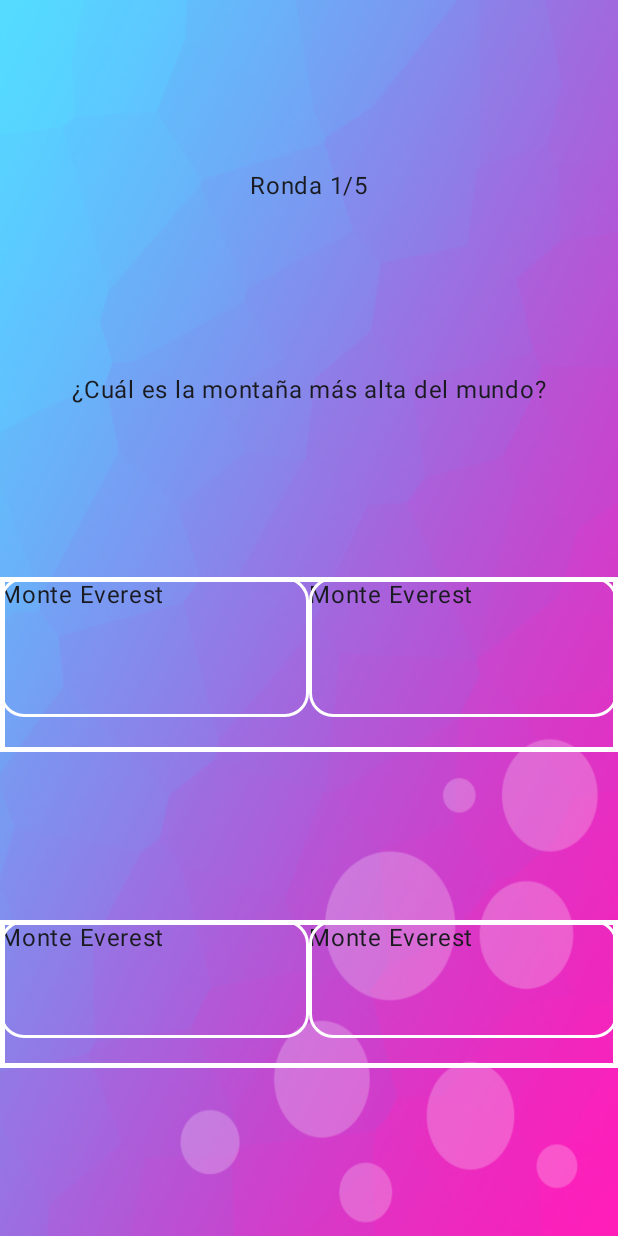
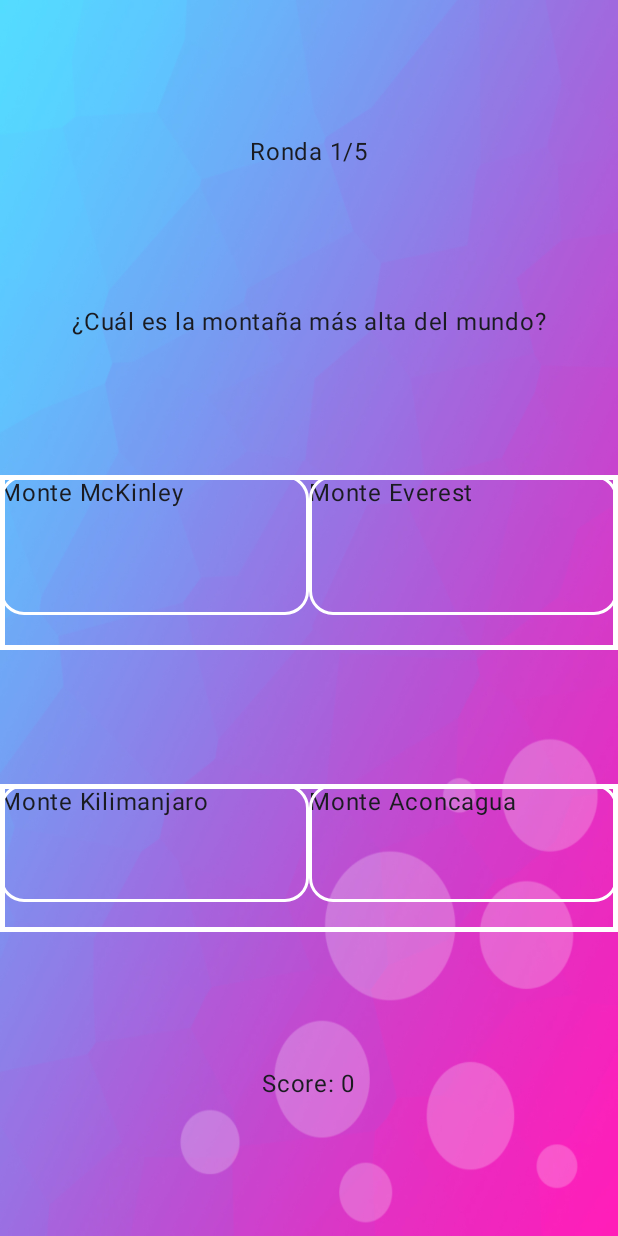
Before and after one commit to OmarIdrisT/TrivialApp, an Android app built with Jetpack Compose: the screen it shows after launch (MainActivity), after a tap on "PLAY", on a phone screen of 412 x 824 dp. Run offline under Robolectric (Android 15) with nearby library versions, the phone set to English and light mode, and no system bars.

```diff
--- a/app/src/main/java/com/example/trivialapp/model/PreguntasYRespuestas.kt
+++ b/app/src/main/java/com/example/trivialapp/model/PreguntasYRespuestas.kt
@@ -2,7 +2,7 @@ package com.example.trivialapp.model
 
 class PreguntasYRespuestas {
 
-    data class quiz (val question: String, val answer1: String, val answer2: String, val answer3: String, val answer4: String, val correctAnswer: String)
+    data class quiz (val question: String, val answers: MutableList<String>, val correctAnswer: String)
 
 
 
--- a/app/src/main/java/com/example/trivialapp/view/GameScreen.kt
+++ b/app/src/main/java/com/example/trivialapp/view/GameScreen.kt
@@ -29,15 +29,21 @@ import com.example.trivialapp.R
 import com.example.trivialapp.model.PreguntasYRespuestas
 import com.example.trivialapp.navigation.Routes
 import com.example.trivialapp.viewmodel.MyViewModel
+import kotlinx.coroutines.CoroutineScope
+import kotlinx.coroutines.Dispatchers
+import kotlinx.coroutines.delay
+import kotlinx.coroutines.launch
 
 
 @Composable
 fun GameScreen(navController: NavController, myViewModel: MyViewModel) {
-    var trivial : PreguntasYRespuestas.quiz
+    var trivial: MutableList<PreguntasYRespuestas.quiz>
+    var score by remember { mutableStateOf(0) }
+
     when(myViewModel.dificultatEscollida) {
-        "FACIL" -> trivial = questionariEasy.random()
-        "NORMAL" -> trivial = questionariEasy.random()
-        else -> trivial = questionariEasy.random()
+        "FACIL" -> trivial = questionariEasy
+        "NORMAL" -> trivial = questionariEasy
+        else -> trivial = questionariEasy
     }
     var numeroRonda by remember { mutableStateOf(1) }
     var missatgeRondes = "Ronda $numeroRonda/${myViewModel.quantitatRondes}"
@@ -52,9 +58,10 @@ fun GameScreen(navController: NavController, myViewModel: MyViewModel) {
         verticalArrangement = Arrangement.SpaceEvenly,
         horizontalAlignment = Alignment.CenterHorizontally
     ) {
+        val seleccioQuiz = trivial.random()
+        val preguntaQuiz = seleccioQuiz.question
         Text(text = missatgeRondes)
-        Text(text = trivial.question)
-        var numeroRespostes = 1
+        Text(text = preguntaQuiz)
         repeat(2) {
             Row(
                 modifier = Modifier
@@ -63,190 +70,226 @@ fun GameScreen(navController: NavController, myViewModel: MyViewModel) {
                     .fillMaxHeight(0.15f),
                 horizontalArrangement = Arrangement.SpaceAround
             ) {
+
                 repeat(2) {
+                    val respuesta = seleccioQuiz.answers.random()
+                    var colorResposta = Color.Transparent
                     Box(
                         modifier = Modifier
-                                .background(Color.Transparent)
+                            .background(colorResposta)
                             .border(2.dp, Color.White, shape = RoundedCornerShape(16.dp))
                             .fillMaxHeight(0.8f)
                             .fillMaxWidth(0.4f)
                             .weight(0.3f)
                             .clickable {
+                                if (numeroRonda < myViewModel.quantitatRondes) {
+                                    if (respuesta == seleccioQuiz.correctAnswer) {
+                                        colorResposta = Color.Green
+                                        score++
+
+                                    }
+                                    else {
+                                        colorResposta = Color.Red
+                                    }
                                     numeroRonda++
+                                }
+                                else {
+                                    navController.navigate(Routes.ResultScreen.route)
+                                }
                             }
 
                     ) {
-                            Text(trivial.answer1)
+                        Text(respuesta)
+                        seleccioQuiz.answers.remove(respuesta)
                     }
                 }
             }
         }
-    }
-    if (numeroRonda == myViewModel.quantitatRondes + 1) {
-            missatgeRondes = "Ronda ${myViewModel.quantitatRondes}/${myViewModel.quantitatRondes}"
-            navController.navigate(Routes.ResultScreen.route)
+        trivial.remove(seleccioQuiz)
+        Text("Score: $score")
     }
 }
 
 
-val questionariEasy = arrayOf(
+val questionariEasy = mutableListOf(
     PreguntasYRespuestas.quiz(
         "¿Cuál fue el detonante de la Primera Guerra Mundial?",
+        mutableListOf(
             "El asesinato del archiduque Francisco Fernando de Habsburgo.",
             "La firma del Tratado de Versalles.",
             "El hundimiento del Titanic.",
-        "La Revolución Rusa.",
+            "La Revolución Rusa."),
         "El asesinato del archiduque Francisco Fernando de Habsburgo."
     ),
     PreguntasYRespuestas.quiz(
         "¿Quién fue el primer presidente de Estados Unidos?",
+        mutableListOf(
             "George Washington.",
             "Abraham Lincoln.",
             "Thomas Jefferson.",
-        "Benjamin Franklin.",
+            "Benjamin Franklin."),
         "George Washington."
     ),
     PreguntasYRespuestas.quiz(
         "¿En qué año se disolvió la Unión Soviética?",
+        mutableListOf(
             "1989.",
             "1991.",
             "1993.",
-        "1995.",
+            "1995."),
         "1991."
     ),
     PreguntasYRespuestas.quiz(
         "¿Cuál es el idioma más hablado en Suiza?",
+        mutableListOf(
             "Alemán.",
             "Francés.",
             "Italiano.",
-        "Rumano.",
+            "Rumano."),
         "Alemán."
     ),
     PreguntasYRespuestas.quiz(
         "¿En qué disciplina deportiva juega Leo Messi?",
-        "Fútbol.",
+        mutableListOf("Fútbol.",
             "Tenis.",
             "Baloncesto.",
-        "Golf.",
+            "Golf."),
         "Fútbol."
     ),
     PreguntasYRespuestas.quiz(
         "¿Dónde se encuentra la Torre de Pisa?",
+        mutableListOf(
             "Roma, Italia.",
             "Florencia, Italia.",
             "Venecia, Italia.",
-        "Pisa, Italia.",
+            "Pisa, Italia."),
         "Pisa, Italia."
     ),
     PreguntasYRespuestas.quiz(
         "¿Cuál es el océano más grande del mundo?",
+        mutableListOf(
             "Océano Atlántico.",
             "Océano Índico.",
             "Océano Pacífico.",
-        "Océano Ártico.",
+            "Océano Ártico."),
+
         "Océano Pacífico."
     ),
     PreguntasYRespuestas.quiz(
         "¿Cuál es la capital de Indonesia?",
+        mutableListOf(
             "Yakarta.",
             "Bangkok.",
             "Kuala Lumpur.",
-        "Manila.",
+            "Manila."),
         "Yakarta."
     ),
     PreguntasYRespuestas.quiz(
         "¿Quiénes son los protagonistas de la película 'Pretty Woman'?",
+        mutableListOf(
             "Julia Roberts y Richard Gere.",
             "Sandra Bullock y Tom Hanks.",
             "Jennifer Aniston y Brad Pitt.",
-        "Angelina Jolie y Johnny Depp.",
+            "Angelina Jolie y Johnny Depp."),
         "Julia Roberts y Richard Gere."
     ),
     PreguntasYRespuestas.quiz(
         "¿Cuál es el río más largo de Europa Occidental?",
+        mutableListOf(
             "Río Támesis.",
             "Río Rin.",
             "Río Sena.",
-        "Río Danubio.",
+            "Río Danubio."),
         "Río Rin."
     ),
     PreguntasYRespuestas.quiz(
         "¿Cuál es la capital de Francia?",
+        mutableListOf(
             "París",
             "Londres",
             "Madrid",
-        "Berlín",
+            "Berlín"),
         "París"
     ),
     PreguntasYRespuestas.quiz(
         "¿En qué año comenzó la Segunda Guerra Mundial?",
+        mutableListOf(
             "1914",
             "1939",
             "1945",
-        "1941",
+            "1941"),
         "1939"
     ),
     PreguntasYRespuestas.quiz(
         "¿Quién escribió la obra de Romeo y Julieta?",
+        mutableListOf(
             "William Shakespeare",
             "Miguel de Cervantes",
             "Charles Dickens",
-        "Jane Austen",
+            "Jane Austen"),
         "William Shakespeare"
     ),
     PreguntasYRespuestas.quiz(
         "¿Cuál es el océano más grande del mundo?",
+        mutableListOf(
             "Océano Atlántico",
             "Océano Índico",
-        "Océano Pacífico", "Océano Ártico",
+            "Océano Pacífico",
+            "Océano Ártico"),
         "Océano Pacífico"
     ),
     PreguntasYRespuestas.quiz(
         "¿Cuál es el país más grande del mundo por área?",
+        mutableListOf(
             "Rusia",
             "Canadá",
             "Estados Unidos",
-        "China",
+            "China"),
         "Rusia"
     ),
     PreguntasYRespuestas.quiz(
         "¿Cuál es el animal terrestre más grande?",
+        mutableListOf(
             "Elefante africano",
             "Jirafa",
             "Rinoceronte blanco",
-        "Hipopótamo",
+            "Hipopótamo"),
         "Elefante africano"
     ),
     PreguntasYRespuestas.quiz(
         "¿Cuál es la montaña más alta del mundo?",
+        mutableListOf(
             "Monte Everest",
             "Monte Kilimanjaro",
             "Monte McKinley",
-        "Monte Aconcagua",
+            "Monte Aconcagua"),
         "Monte Everest"
     ),
     PreguntasYRespuestas.quiz(
         "¿Cuál es el idioma más hablado en el mundo?",
+        mutableListOf(
             "Inglés",
             "Chino mandarín",
             "Español",
-        "Hindi",
+            "Hindi"),
         "Chino mandarín"
     ),
     PreguntasYRespuestas.quiz(
         "¿En qué país se encuentra la Torre Eiffel?",
+        mutableListOf(
             "España",
             "Italia",
             "Francia",
-        "Alemania",
-        "Francia"
+            "Alemania"),
+        "Francia",
     ),
     PreguntasYRespuestas.quiz(
         "¿Quién pintó La Mona Lisa?",
+        mutableListOf(
             "Vincent van Gogh",
             "Leonardo da Vinci",
             "Pablo Picasso",
-        "Michelangelo",
+            "Michelangelo"),
         "Leonardo da Vinci"
     )
 )
```
Also changed, not shown: 1 other file. Lines whose indentation alone changed are shown as unchanged.
